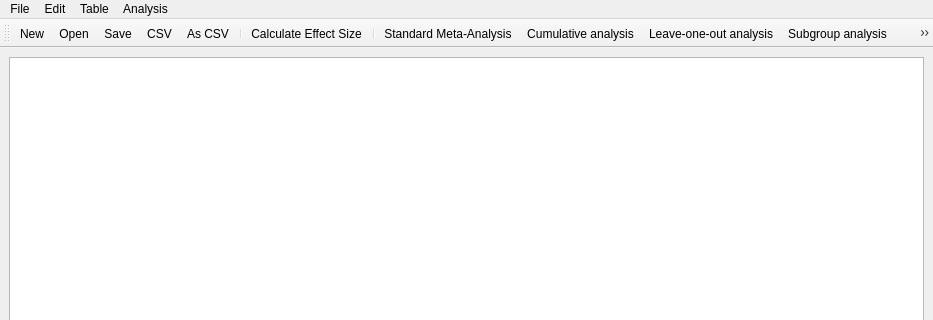
Above: main_window.ui from gdietz/OpenMEE before the change; both pictures show x 0 to 933 and y 0 to 320 of the 933 by 547 pixel window. Below: the same form after it.
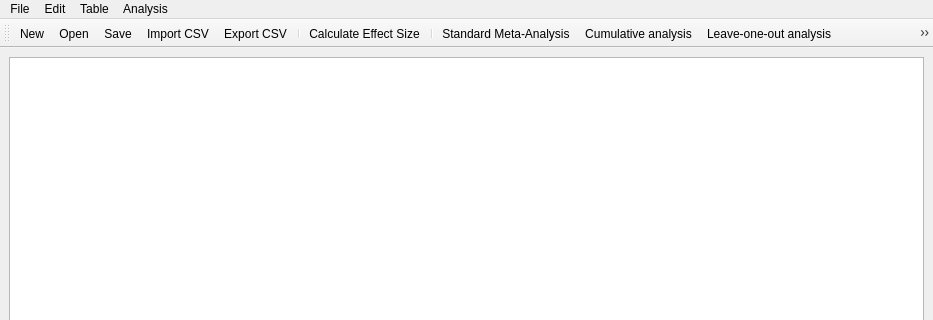
That is the form after the change. Icons and pictures are not drawn.

Commit message: trying to get evan's dataset to import correctly

Diff of the .ui file:
```diff
--- a/main_window.ui
+++ b/main_window.ui
@@ -115,8 +115,8 @@
    <addaction name="actionNew"/>
    <addaction name="actionOpen"/>
    <addaction name="actionSave"/>
-   <addaction name="actionImportCSV2"/>
-   <addaction name="actionExportCSV2"/>
+   <addaction name="actionImportCSV"/>
+   <addaction name="actionExportCSV"/>
    <addaction name="separator"/>
    <addaction name="actionCalculate_Effect_Size"/>
    <addaction name="separator"/>
@@ -169,18 +169,6 @@
     <string>Save As...</string>
    </property>
   </action>
-  <action name="actionImportCSV2">
-   <property name="icon">
-    <iconset resource="icons.qrc">
-     <normaloff>:/function_icon_set/images/function_icon_set/box_download_48.png</normaloff>:/function_icon_set/images/function_icon_set/box_download_48.png</iconset>
-   </property>
-   <property name="text">
-    <string>CSV</string>
-   </property>
-   <property name="toolTip">
-    <string>import CSV</string>
-   </property>
-  </action>
   <action name="actionCopy">
    <property name="text">
     <string>Copy</string>
@@ -261,18 +249,6 @@
     <string>Show toolbar</string>
    </property>
   </action>
-  <action name="actionExportCSV2">
-   <property name="icon">
-    <iconset resource="icons.qrc">
-     <normaloff>:/function_icon_set/images/function_icon_set/box_upload_48.png</normaloff>:/function_icon_set/images/function_icon_set/box_upload_48.png</iconset>
-   </property>
-   <property name="text">
-    <string>As CSV</string>
-   </property>
-   <property name="toolTip">
-    <string>Export CSV</string>
-   </property>
-  </action>
   <action name="actionUndo">
    <property name="text">
     <string>Undo</string>
```
Left out of the diff: 8 changed lines with no effect on the pictures. The commit also changes 3 other files.
